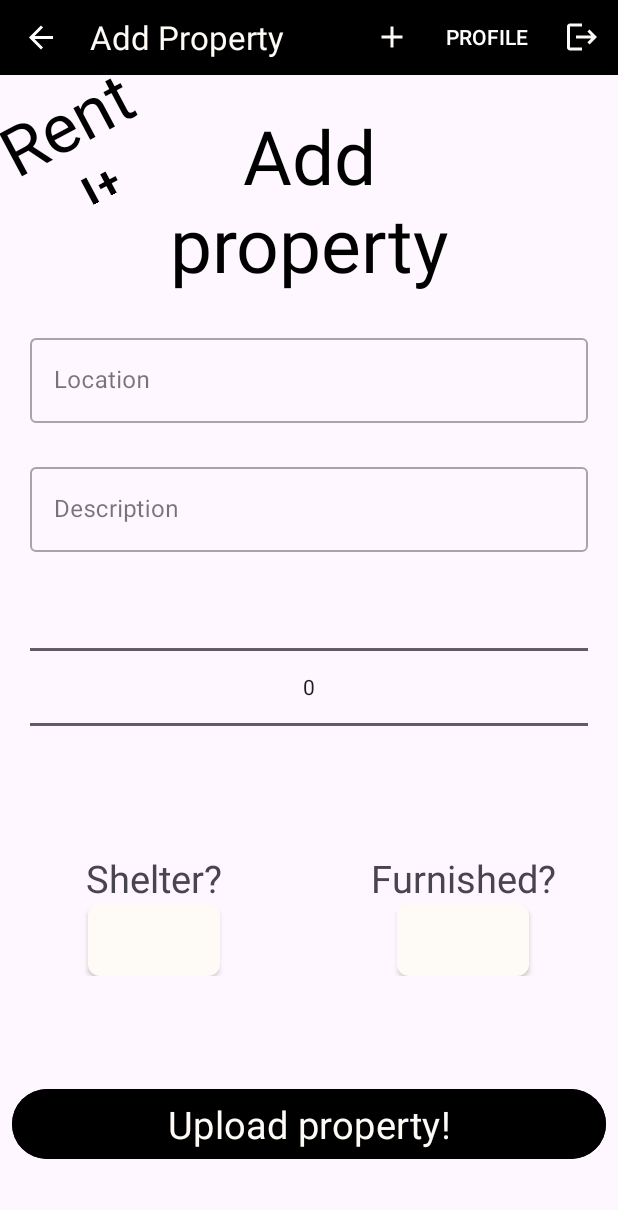
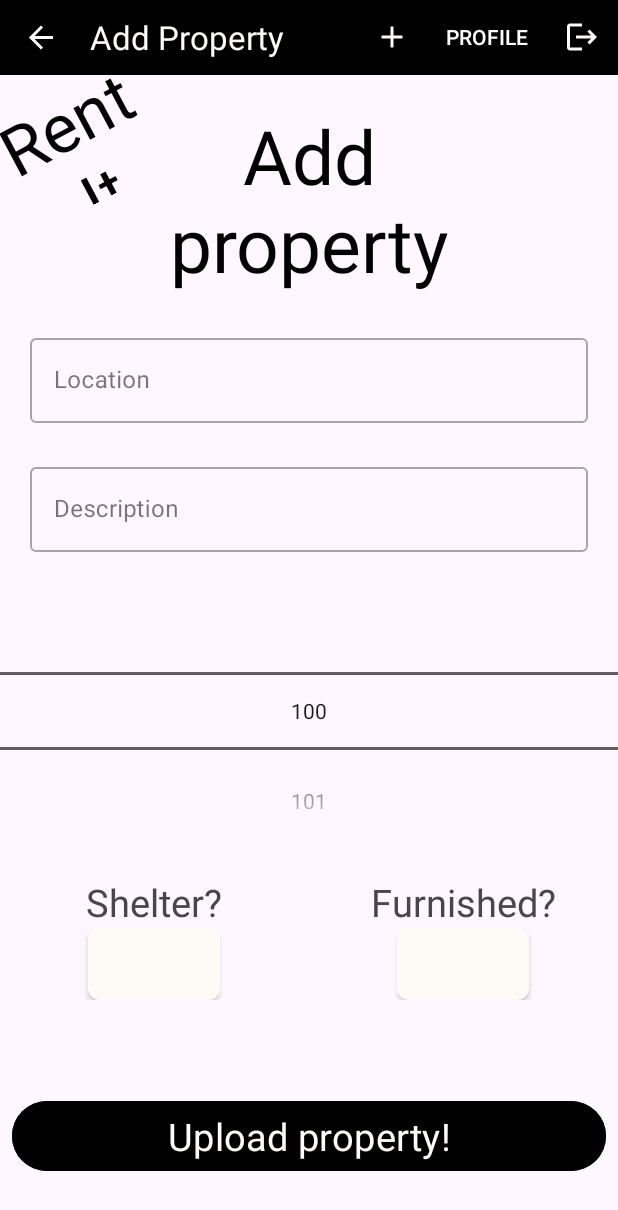
Before and after one commit to juda1999/RentIt, an Android app: the AddPropertyFragment screen opened through its navigation route, on a phone screen of 412 x 824 dp. Shown: the top 1210 px of the screen. Run offline under Robolectric (Android 15) with nearby library versions, the phone set to English and light mode, and no system bars; our stand-ins replace navigation-ui; Roboto replaces fonts that are not available here.

Commit message:
feat(properties): number picker works!

```diff
--- a/app/src/main/java/com/idz/rentit/fragments/AddPropertyFragment.kt
+++ b/app/src/main/java/com/idz/rentit/fragments/AddPropertyFragment.kt
@@ -5,16 +5,39 @@ import androidx.fragment.app.Fragment
 import android.view.LayoutInflater
 import android.view.View
 import android.view.ViewGroup
+import android.widget.NumberPicker
+import android.widget.Toast
 import com.idz.rentIt.R
+import com.idz.rentIt.databinding.FragmentAddPropertyBinding
 
 class AddPropertyFragment : Fragment() {
+    private lateinit var viewBindings: FragmentAddPropertyBinding
+    private lateinit var numberPicker: NumberPicker
+//    private lateinit var viewModel: AddPropertyFragmentViewModel
 
     override fun onCreateView(
         inflater: LayoutInflater, container: ViewGroup?,
         savedInstanceState: Bundle?
     ): View? {
-        // Inflate the layout for this fragment
-        return inflater.inflate(R.layout.fragment_add_property, container, false)
+        viewBindings = FragmentAddPropertyBinding.inflate(inflater, container, false)
+        numberPicker = viewBindings.addPropertyNumberPicker
+        configureNumberPicker()
+        activateButtonsListeners()
+        return viewBindings.root
     }
 
+    private fun configureNumberPicker() {
+        numberPicker.minValue = 100
+        numberPicker.maxValue = 10000
+        numberPicker.value = 100
+        numberPicker.wrapSelectorWheel = false
+    }
+
+    private fun activateButtonsListeners() {
+        viewBindings.addPropertyFragmentUploadBtn.setOnClickListener {
+            val selectedValue = numberPicker.value
+//            Toast.makeText(context, "Selected value: $selectedValue", Toast.LENGTH_SHORT).show()
+            // ... do something with the selectedValue ...
+        }
+    }
 }
--- a/app/src/main/res/layout/fragment_add_property.xml
+++ b/app/src/main/res/layout/fragment_add_property.xml
@@ -81,10 +81,9 @@
 
     <NumberPicker
         android:id="@+id/add_property_number_picker"
-        android:layout_width="match_parent"
+        android:layout_width="0dp"
         android:layout_height="wrap_content"
-        android:layout_marginStart="20dp"
-        android:layout_marginEnd="20dp"
+        android:layout_marginTop="16dp"
         app:layout_constraintEnd_toEndOf="parent"
         app:layout_constraintStart_toStartOf="parent"
         app:layout_constraintTop_toBottomOf="@+id/add_property_fragment_description_input_layout" />
```
